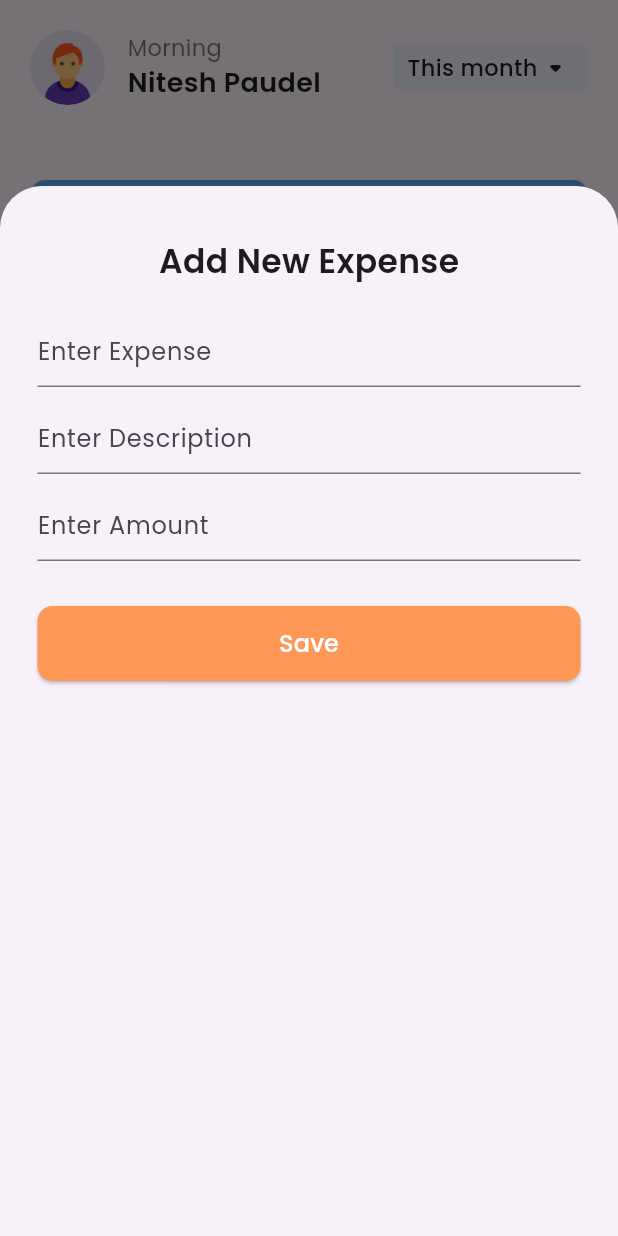
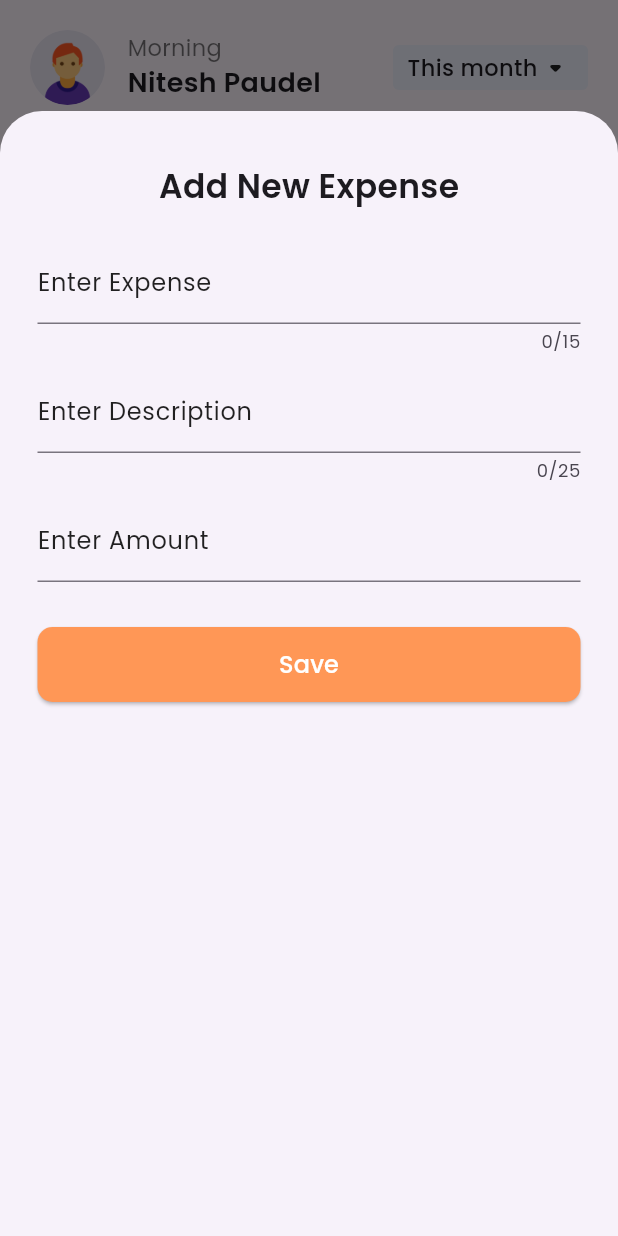
Before and after one commit to niteshpaudel/Expense-Tracker-App-in-Flutter, a Flutter app: the ExpenseScreen screen opened directly, after a tap on the "add" icon, on a phone screen of 412 x 824 dp. Run offline on Flutter 3.47's test engine with Material 3 defaults, Android fonts, the light colour scheme and no system bars.

Commit message:
Added Functionality To Add New Expenses

```diff
--- a/lib/screens/expense_screen.dart
+++ b/lib/screens/expense_screen.dart
@@ -13,6 +13,9 @@ class _ExpenseScreenState extends State<ExpenseScreen> {
   final expenseTitleController = TextEditingController();
   final expenseDescriptionController = TextEditingController();
   final expenseAmountController = TextEditingController();
+  FocusNode titleFocusNode = FocusNode();
+  FocusNode descriptionFocusNode = FocusNode();
+  FocusNode amountFocusNode = FocusNode();
   List<Widget> expenseList = [
     const Expense(
       expenseTitle: 'Grocery',
@@ -238,7 +241,7 @@ class _ExpenseScreenState extends State<ExpenseScreen> {
                 context: context,
                 builder: (context) {
                   return SizedBox(
-                    height: 700,
+                    height: 750,
                     child: Padding(
                       padding: const EdgeInsets.all(25.0),
                       child: Column(
@@ -256,26 +259,66 @@ class _ExpenseScreenState extends State<ExpenseScreen> {
                           ),
                           TextField(
                             controller: expenseTitleController,
-                            decoration: const InputDecoration(
-                                hintText: 'Enter Expense'),
+                            focusNode: titleFocusNode,
+                            maxLength: 15,
+                            decoration: InputDecoration(
+                              focusedBorder: const UnderlineInputBorder(
+                                borderSide: BorderSide(
+                                    color: Color.fromARGB(255, 255, 151, 86)),
+                              ),
+                              focusColor: Colors.greenAccent,
+                              labelText: 'Enter Expense',
+                              labelStyle: TextStyle(
+                                  fontSize: 16,
+                                  fontWeight: FontWeight.normal,
+                                  color: titleFocusNode.hasFocus
+                                      ? Colors.black54
+                                      : Colors.black87),
+                            ),
                           ),
                           const SizedBox(
                             height: 10,
                           ),
                           TextField(
                             controller: expenseDescriptionController,
-                            decoration: const InputDecoration(
-                                hintText: 'Enter Description',
-                                hoverColor: Color.fromARGB(255, 255, 151, 86)),
+                            focusNode: descriptionFocusNode,
+                            maxLength: 25,
+                            decoration: InputDecoration(
+                              focusedBorder: const UnderlineInputBorder(
+                                borderSide: BorderSide(
+                                    color: Color.fromARGB(255, 255, 151, 86)),
+                              ),
+                              labelText: 'Enter Description',
+                              labelStyle: TextStyle(
+                                fontSize: 16,
+                                fontWeight: FontWeight.normal,
+                                color: descriptionFocusNode.hasFocus
+                                    ? Colors.black54
+                                    : Colors.black87,
+                              ),
+                            ),
                           ),
                           const SizedBox(
                             height: 10,
                           ),
                           TextField(
                             keyboardType: TextInputType.number,
+                            focusNode: amountFocusNode,
                             controller: expenseAmountController,
-                            decoration:
-                                const InputDecoration(hintText: 'Enter Amount'),
+                            decoration: InputDecoration(
+                              focusedBorder: const UnderlineInputBorder(
+                                borderSide: BorderSide(
+                                    color: Color.fromARGB(255, 255, 151, 86)),
+                              ),
+                              labelText: 'Enter Amount',
+                              labelStyle: TextStyle(
+                                fontSize: 16,
+                                fontWeight: FontWeight.normal,
+                                color: amountFocusNode.hasFocus
+                                    ? Colors.black54
+                                    : Colors.black87,
+                              ),
+                            ),
                           ),
                           const SizedBox(
                             height: 30,
@@ -293,9 +336,11 @@ class _ExpenseScreenState extends State<ExpenseScreen> {
                                     expenseAmount:
                                         int.parse(expenseAmountController.text),
                                   ));
+                                  expenseTitleController.clear();
+                                  expenseAmountController.clear();
+                                  expenseDescriptionController.clear();
                                 });
                                 Navigator.pop(context);
-
                               },
                               style: ElevatedButton.styleFrom(
                                   backgroundColor:
```
